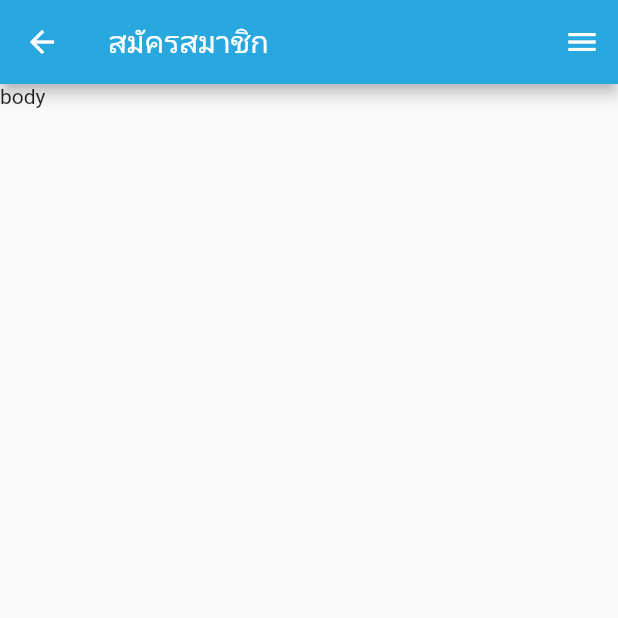
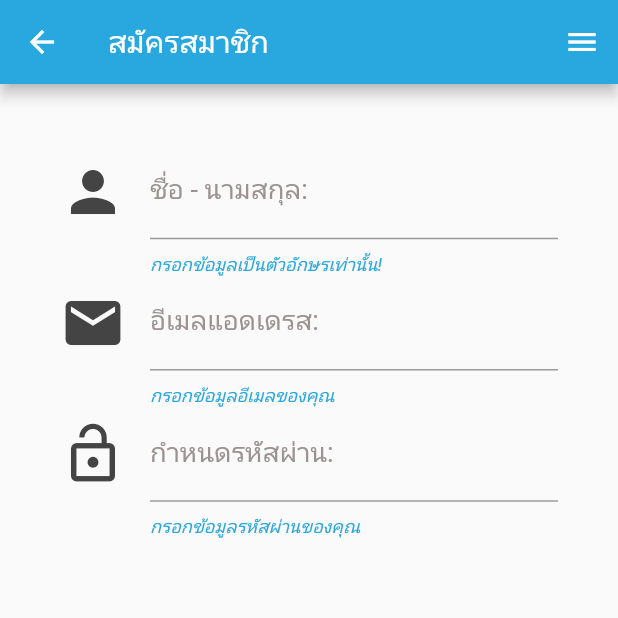
Before and after one commit to amornpan/waterflowestimated, a Flutter app: the Signup screen opened directly, on a phone screen of 412 x 824 dp, the top half of it. Run offline on Flutter 3.47's test engine with Material 2 defaults, Android fonts, the phone set to English and light mode, and no system bars; our stand-ins replace splashscreen; missing offline and left inert: colorful_safe_area.

Commit message:
Edit text formfield in signup state

```diff
--- a/lib/screens/signup.dart
+++ b/lib/screens/signup.dart
@@ -15,15 +15,85 @@ class _SignupState extends State<Signup> {
     return IconButton(onPressed: () {}, icon: const Icon(Icons.menu));
   }
 
+  Widget nameText() {
+    return TextFormField(
+      keyboardType: TextInputType.name,
+      style: const TextStyle(color: Color.fromRGBO(0, 0, 0, 1), fontSize: 19.0),
+      decoration: const InputDecoration(
+          icon: Icon(
+            Icons.person,
+            color: Color.fromARGB(255, 69, 68, 68),
+            size: 44.0,
+          ),
+          labelText: 'ชื่อ - นามสกุล:',
+          labelStyle: TextStyle(
+              color: Color.fromARGB(255, 156, 146, 146),
+              fontSize: 18.0,
+              fontWeight: FontWeight.normal),
+          helperText: 'กรอกข้อมูลเป็นตัวอักษรเท่านั้น!',
+          helperStyle: TextStyle(
+              color: Color.fromRGBO(41, 168, 223, 1),
+              fontStyle: FontStyle.italic)),
+    );
+  }
+
+  Widget emailText() {
+    return TextFormField(
+      keyboardType: TextInputType.emailAddress,
+      style: const TextStyle(color: Color.fromRGBO(0, 0, 0, 1), fontSize: 19.0),
+      decoration: const InputDecoration(
+          icon: Icon(
+            Icons.email,
+            color: Color.fromARGB(255, 69, 68, 68),
+            size: 44.0,
+          ),
+          labelText: 'อีเมลแอดเดรส:',
+          labelStyle: TextStyle(
+              color: Color.fromARGB(255, 156, 146, 146),
+              fontSize: 18.0,
+              fontWeight: FontWeight.normal),
+          helperText: 'กรอกข้อมูลอีเมลของคุณ',
+          helperStyle: TextStyle(
+              color: Color.fromRGBO(41, 168, 223, 1),
+              fontStyle: FontStyle.italic)),
+    );
+  }
+
+  Widget passwordText() {
+    return TextFormField(
+      autofocus: false,
+      obscureText: true,
+      style: const TextStyle(color: Color.fromRGBO(0, 0, 0, 1), fontSize: 19.0),
+      decoration: const InputDecoration(
+          icon: Icon(
+            Icons.lock_open,
+            color: Color.fromARGB(255, 69, 68, 68),
+            size: 44.0,
+          ),
+          labelText: 'กำหนดรหัสผ่าน:',
+          labelStyle: TextStyle(
+              color: Color.fromARGB(255, 156, 146, 146),
+              fontSize: 18.0,
+              fontWeight: FontWeight.normal),
+          helperText: 'กรอกข้อมูลรหัสผ่านของคุณ',
+          helperStyle: TextStyle(
+              color: Color.fromRGBO(41, 168, 223, 1),
+              fontStyle: FontStyle.italic)),
+    );
+  }
+
   @override
   Widget build(BuildContext context) {
     return Scaffold(
       appBar: AppBar(
         title: const Text("สมัครสมาชิก"),
-        actions: <Widget>[menuButton()],
+        actions: [menuButton()],
         backgroundColor: const Color.fromRGBO(41, 168, 223, 1),
       ),
-      body: const Text("body"),
+      body: ListView(
+        padding: const EdgeInsets.all(40.0),
+        children: [nameText(), emailText(), passwordText()],
+      ),
     );
   }
 }
```
